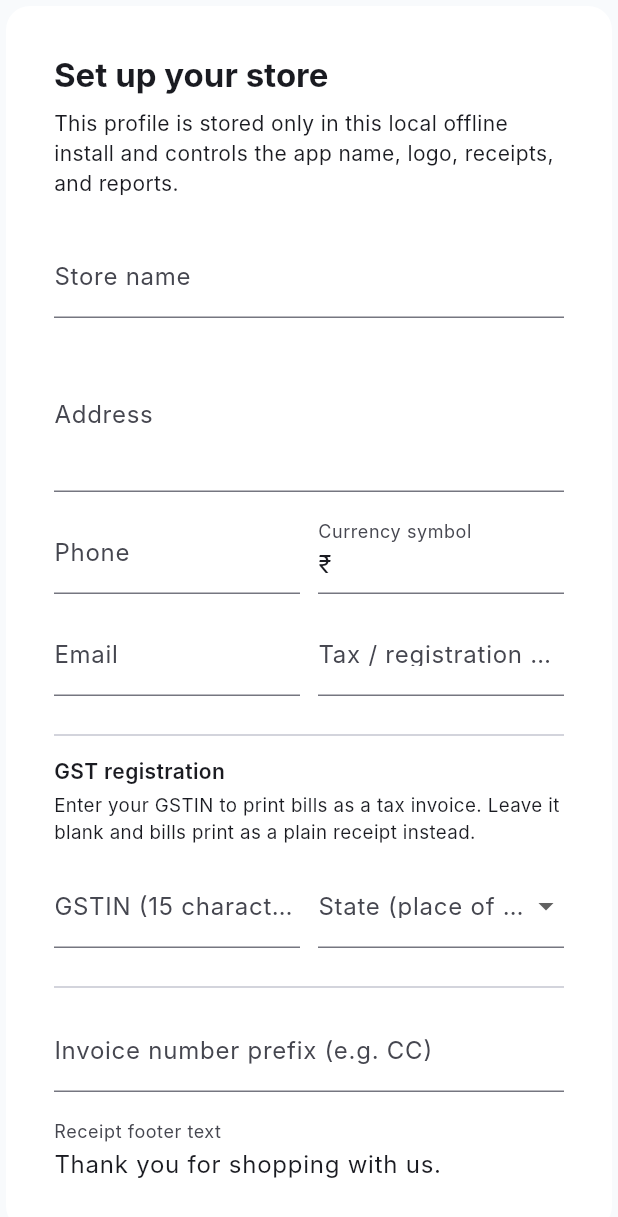
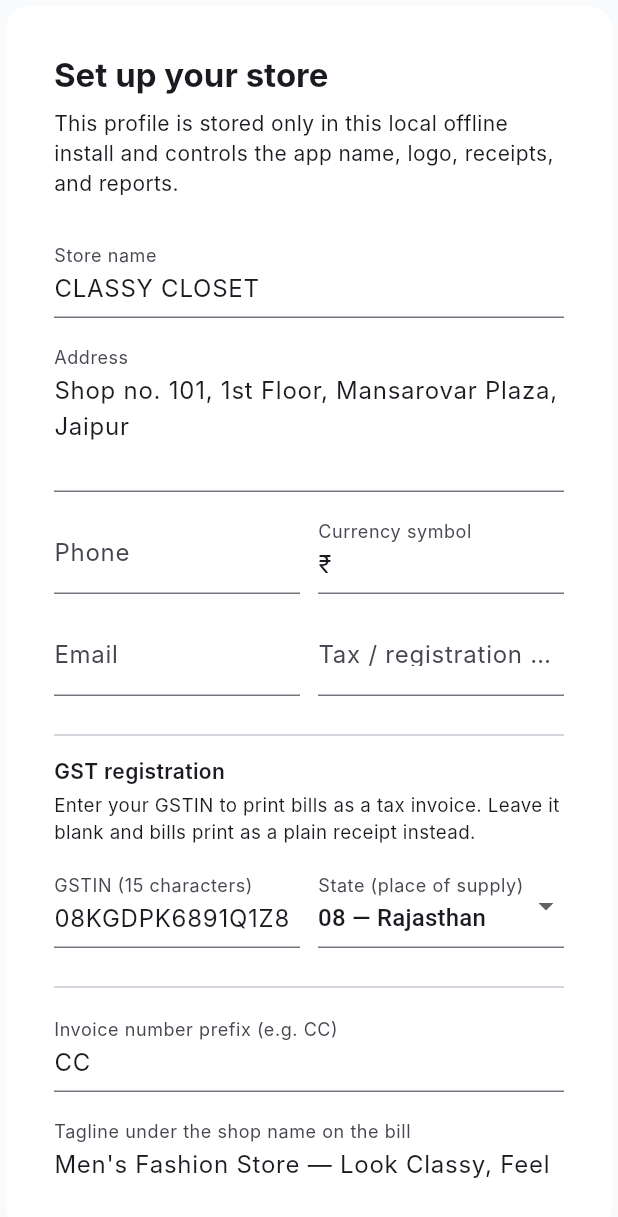
Before and after one commit to tezerports-dot/CLASSY-CLOSET, a Flutter app: the screen it shows after launch, on a phone screen of 412 x 824 dp. Shown: the top 1217 px of the screen. Run offline on Flutter 3.47's test engine with Material 3 defaults, Android fonts, the phone set to English and light mode, and no system bars; our stand-ins replace drift, file_picker, get_it, go_router, pdf, printing; missing offline and left inert: windows_printer; accounts and stored records are empty; generated files the repository leaves out were written again; Roboto replaces fonts that are missing (Inter); statements that could not run were skipped.

Commit message:
Let each shop word its own bill, and seed the first shop's details
The same build now runs in more than one shop, so nothing a customer reads
on the bill should be a string literal in the printing code. The tagline,
exchange policy, declaration, bank details and jurisdiction line join the
name, address, GSTIN and logo as things the owner edits under Settings.

The exchange policy is the one that mattered most: it was fixed text, and
it is the line a customer argues with a week later.

StoreProfile.firstRunDefaults carries the first shop's details — name,
Jaipur address, GSTIN, tagline, prefix and wording — and the setup screen
opens prefilled from it. A second shop types over them; changing what a new
installation starts from is a matter of editing that one constant. Nothing
in it is baked into the bill.

The tagline prints under the shop name on the thermal roll and both PDF
layouts; the declaration and bank details appear on the full sheet only,
where there is room for them.

```diff
--- a/lib/core/services/retail_store.dart
+++ b/lib/core/services/retail_store.dart
@@ -49,7 +49,37 @@ class StoreProfile {
     this.gstin,
     this.stateCode,
     this.currencyLocale = 'en_IN',
+    this.tagline = '',
+    this.termsText = '',
+    this.declarationText = '',
+    this.bankDetails = '',
+    this.jurisdiction = '',
   });
+
+  /// What a fresh installation starts from.
+  ///
+  /// The same build runs in more than one shop, so nothing here is baked into
+  /// the code that prints the bill — these are only the values the setup screen
+  /// opens with, and every one of them is editable under Settings. A second
+  /// shop types over them; changing what a new installation starts from is a
+  /// matter of editing this one constant.
+  static const firstRunDefaults = StoreProfile(
+    storeName: 'CLASSY CLOSET',
+    currencySymbol: '₹',
+    address: 'Shop no. 101, 1st Floor, Mansarovar Plaza, Jaipur',
+    gstin: '08KGDPK6891Q1Z8',
+    stateCode: '08',
+    receiptNumberPrefix: 'CC',
+    tagline: "Men's Fashion Store — Look Classy, Feel Content",
+    receiptFooterText: 'Thank you for shopping with us.',
+    termsText:
+        'Exchange within 7 days with the bill. '
+        'No exchange on altered or washed garments.',
+    declarationText:
+        'We declare that this invoice shows the actual price of the goods '
+        'described and that all particulars are true and correct.',
+    jurisdiction: 'Subject to Jaipur jurisdiction',
+  );
 
   final String storeName;
   final String currencySymbol;
@@ -69,6 +99,23 @@ class StoreProfile {
   /// between CGST+SGST and IGST.
   final String? stateCode;
   final String currencyLocale;
+
+  /// The line under the shop name on the bill — what the shop sells and why
+  /// someone should come back.
+  final String tagline;
+
+  /// The exchange policy, printed at the foot of every bill. This is the line a
+  /// customer argues with a week later, so the shop must be able to word it.
+  final String termsText;
+
+  /// The declaration a tax invoice carries on a full sheet.
+  final String declarationText;
+
+  /// Account details for a business buyer paying by transfer.
+  final String bankDetails;
+
+  /// "Subject to <city> jurisdiction".
+  final String jurisdiction;
 
   /// Falls back to the state code embedded in the GSTIN when none was entered.
   String? get effectiveStateCode =>
@@ -91,6 +138,11 @@ class StoreProfile {
     'gstin': gstin,
     'stateCode': stateCode,
     'currencyLocale': currencyLocale,
+    'tagline': tagline,
+    'termsText': termsText,
+    'declarationText': declarationText,
+    'bankDetails': bankDetails,
+    'jurisdiction': jurisdiction,
   };
 
   factory StoreProfile.fromJson(Map<String, dynamic> json) => StoreProfile(
@@ -106,6 +158,11 @@ class StoreProfile {
     gstin: (json['gstin'] as String?)?.trim(),
     stateCode: (json['stateCode'] as String?)?.trim(),
     currencyLocale: (json['currencyLocale'] as String? ?? 'en_IN').trim(),
+    tagline: (json['tagline'] as String? ?? '').trim(),
+    termsText: (json['termsText'] as String? ?? '').trim(),
+    declarationText: (json['declarationText'] as String? ?? '').trim(),
+    bankDetails: (json['bankDetails'] as String? ?? '').trim(),
+    jurisdiction: (json['jurisdiction'] as String? ?? '').trim(),
   );
 }
 
--- a/lib/features/pos/data/thermal_receipt.dart
+++ b/lib/features/pos/data/thermal_receipt.dart
@@ -30,6 +30,8 @@ Uint8List buildThermalReceipt({
     center: true,
     doubleHeight: true,
   );
+  final tagline = profile?.tagline.trim() ?? '';
+  if (tagline.isNotEmpty) builder.line(tagline, center: true);
   final address = profile?.address?.trim() ?? '';
   if (address.isNotEmpty) builder.line(address, center: true);
   final phone = profile?.phone?.trim() ?? '';
@@ -177,10 +179,16 @@ Uint8List buildThermalReceipt({
       ..barcode128(sale.receipt);
   }
 
-  builder
-    ..feed()
-    ..line('Goods once sold are covered by our exchange policy.', center: true)
-    ..line('Thank you, please visit again', center: true);
+  // The exchange policy is the line a customer argues with a week later, so it
+  // is the shop's own wording rather than something fixed in the code.
+  final terms = profile?.termsText.trim() ?? '';
+  if (terms.isNotEmpty) {
+    builder
+      ..feed()
+      ..line(terms, center: true);
+  }
+  final jurisdiction = profile?.jurisdiction.trim() ?? '';
+  if (jurisdiction.isNotEmpty) builder.line(jurisdiction, center: true);
 
   if (settings.openDrawerOnCashSale && sale.cashAmount > 0) {
     builder.openDrawer(pin: settings.drawerPin);
--- a/lib/features/settings/presentation/widgets/store_profile_form.dart
+++ b/lib/features/settings/presentation/widgets/store_profile_form.dart
@@ -31,32 +31,42 @@ class _StoreProfileFormState extends State<StoreProfileForm> {
   late final TextEditingController _receiptFooterText;
   late final TextEditingController _receiptNumberPrefix;
   late final TextEditingController _gstin;
+  late final TextEditingController _tagline;
+  late final TextEditingController _termsText;
+  late final TextEditingController _declarationText;
+  late final TextEditingController _bankDetails;
+  late final TextEditingController _jurisdiction;
   String? _logoPath;
   String? _stateCode;
 
   @override
   void initState() {
     super.initState();
-    final profile = widget.store.storeProfile;
-    _storeName = TextEditingController(text: profile?.storeName ?? '');
-    _address = TextEditingController(text: profile?.address ?? '');
-    _phone = TextEditingController(text: profile?.phone ?? '');
-    _email = TextEditingController(text: profile?.email ?? '');
+    // A shop that has not been set up yet starts from the packaged defaults;
+    // one that has starts from whatever it saved.
+    final profile = widget.store.storeProfile ?? StoreProfile.firstRunDefaults;
+    _storeName = TextEditingController(text: profile.storeName);
+    _address = TextEditingController(text: profile.address ?? '');
+    _phone = TextEditingController(text: profile.phone ?? '');
+    _email = TextEditingController(text: profile.email ?? '');
     _taxRegistrationNumber = TextEditingController(
-      text: profile?.taxRegistrationNumber ?? '',
+      text: profile.taxRegistrationNumber ?? '',
     );
-    _currencySymbol = TextEditingController(
-      text: profile?.currencySymbol ?? '₹',
-    );
-    _gstin = TextEditingController(text: profile?.gstin ?? '');
-    _stateCode = profile?.effectiveStateCode;
+    _currencySymbol = TextEditingController(text: profile.currencySymbol);
+    _gstin = TextEditingController(text: profile.gstin ?? '');
+    _stateCode = profile.effectiveStateCode;
     _receiptFooterText = TextEditingController(
-      text: profile?.receiptFooterText ?? 'Thank you for shopping with us.',
+      text: profile.receiptFooterText ?? '',
     );
     _receiptNumberPrefix = TextEditingController(
-      text: profile?.receiptNumberPrefix ?? '',
+      text: profile.receiptNumberPrefix,
     );
-    _logoPath = profile?.logoPath;
+    _tagline = TextEditingController(text: profile.tagline);
+    _termsText = TextEditingController(text: profile.termsText);
+    _declarationText = TextEditingController(text: profile.declarationText);
+    _bankDetails = TextEditingController(text: profile.bankDetails);
+    _jurisdiction = TextEditingController(text: profile.jurisdiction);
+    _logoPath = profile.logoPath;
   }
 
   @override
@@ -71,6 +81,11 @@ class _StoreProfileFormState extends State<StoreProfileForm> {
       _receiptFooterText,
       _receiptNumberPrefix,
       _gstin,
+      _tagline,
+      _termsText,
+      _declarationText,
+      _bankDetails,
+      _jurisdiction,
     ]) {
       controller.dispose();
     }
@@ -198,7 +213,31 @@ class _StoreProfileFormState extends State<StoreProfileForm> {
           ),
           const Divider(height: 28),
           _field(_receiptNumberPrefix, 'Invoice number prefix (e.g. CC)'),
-          _field(_receiptFooterText, 'Receipt footer text', maxLines: 2),
+          _field(
+            _tagline,
+            'Tagline under the shop name on the bill',
+            maxLines: 2,
+          ),
+          _field(_receiptFooterText, 'Thank-you line', maxLines: 2),
+          _field(
+            _termsText,
+            'Exchange policy printed on every bill',
+            maxLines: 3,
+          ),
+          _field(
+            _jurisdiction,
+            'Jurisdiction line (e.g. Subject to Jaipur jurisdiction)',
+          ),
+          _field(
+            _declarationText,
+            'Declaration on the full-sheet tax invoice',
+            maxLines: 3,
+          ),
+          _field(
+            _bankDetails,
+            'Bank details for business buyers (optional)',
+            maxLines: 3,
+          ),
           OutlinedButton.icon(
             onPressed: _pickLogo,
             icon: const Icon(Icons.image),
@@ -258,6 +297,11 @@ class _StoreProfileFormState extends State<StoreProfileForm> {
         currencySymbol: _currencySymbol.text.trim(),
         receiptFooterText: _receiptFooterText.text.trim(),
         receiptNumberPrefix: _receiptNumberPrefix.text.trim(),
+        tagline: _tagline.text.trim(),
+        termsText: _termsText.text.trim(),
+        declarationText: _declarationText.text.trim(),
+        bankDetails: _bankDetails.text.trim(),
+        jurisdiction: _jurisdiction.text.trim(),
         gstin: _gstin.text.trim().toUpperCase(),
         stateCode: _stateCode,
       ),
```
Also changed, not shown: lib/features/pos/data/invoice_document.dart (+51 -0 lines), 2 other files.
